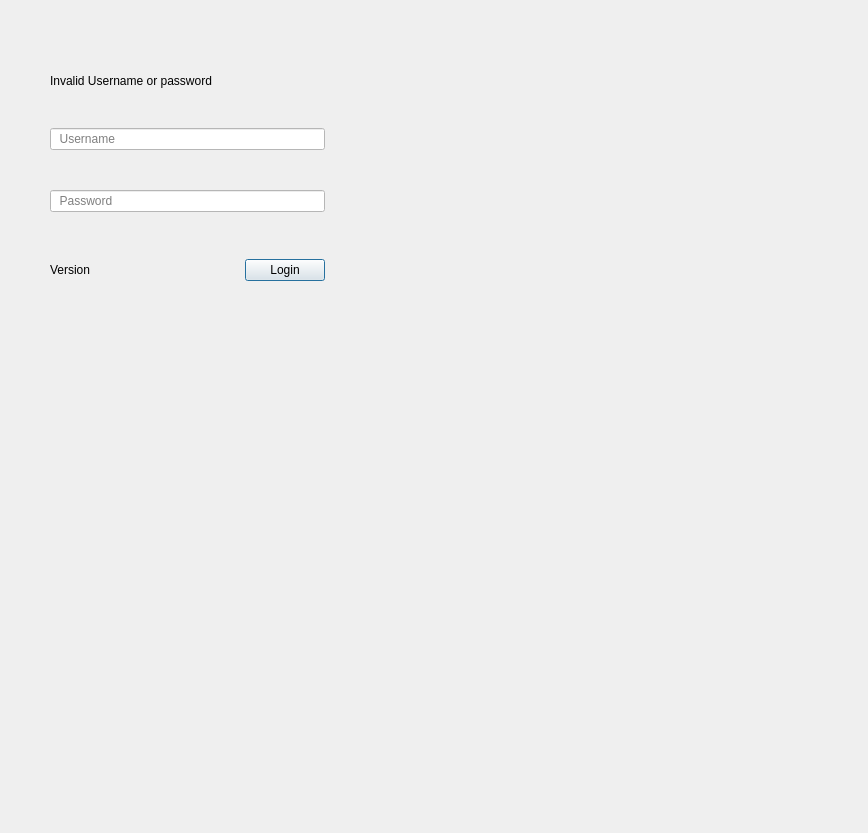
Before: the Qt Designer form Applications/Spire/Source/LoginDialog.ui in spiretrading/nexus, drawn with Qt 5.
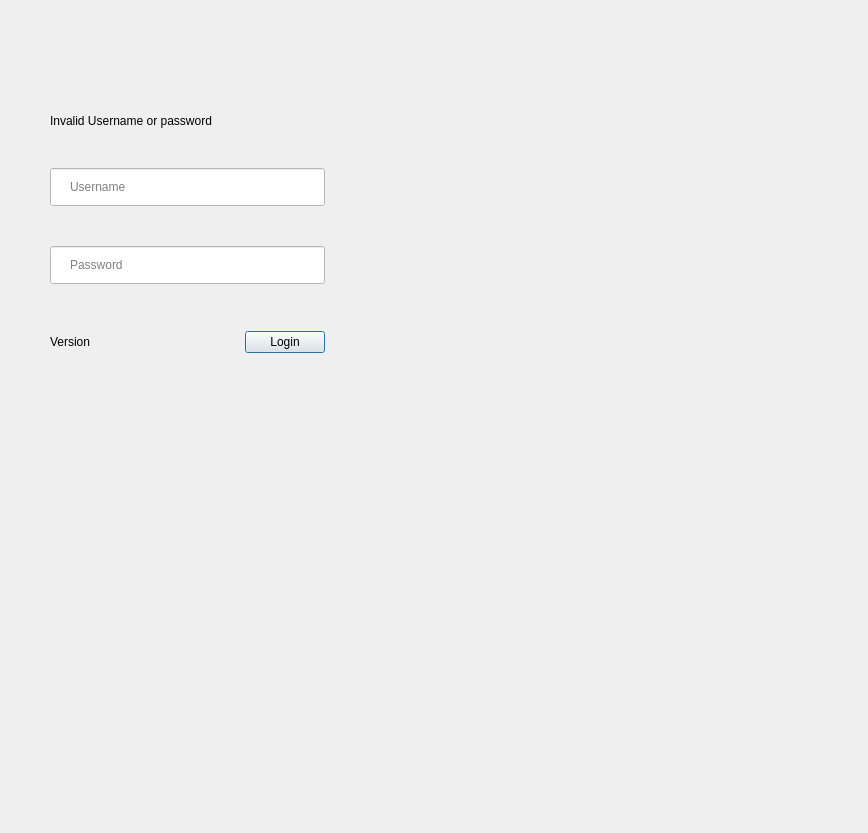
After: the same form once the commit is applied. Icons and pictures are not drawn.

Diff of the .ui file:
```diff
--- a/Applications/Spire/Source/LoginDialog.ui
+++ b/Applications/Spire/Source/LoginDialog.ui
@@ -116,6 +116,22 @@
              </property>
             </widget>
            </item>
+           <item>
+            <spacer name="m_spireLogoInvalidSpacer">
+             <property name="orientation">
+              <enum>Qt::Vertical</enum>
+             </property>
+             <property name="sizeType">
+              <enum>QSizePolicy::Fixed</enum>
+             </property>
+             <property name="sizeHint" stdset="0">
+              <size>
+               <width>20</width>
+               <height>40</height>
+              </size>
+             </property>
+            </spacer>
+           </item>
            <item>
             <widget class="QLabel" name="m_invalidLabel">
              <property name="layoutDirection">
@@ -151,7 +167,11 @@
               <string notr="true">background-color: rgb(255, 255, 255);
 color: rgb(168, 168, 168);
 color: rgb(0, 0, 0);
-font: 10pt &quot;Roboto&quot;;</string>
+font: 10pt &quot;Roboto&quot;;
+padding-left:17;
+padding-top:10; 
+padding-bottom:10; 
+padding-right:10</string>
              </property>
              <property name="inputMask">
               <string/>
@@ -160,7 +180,7 @@
               <string/>
              </property>
              <property name="placeholderText">
-              <string>  Username</string>
+              <string>Username</string>
              </property>
             </widget>
            </item>
@@ -187,13 +207,16 @@
 font: 10pt &quot;Roboto&quot;;
 color: rgb(168, 168, 168);
 color: rgb(0, 0, 0);
-</string>
+padding-left:17;
+padding-top:10; 
+padding-bottom:10; 
+padding-right:10</string>
              </property>
              <property name="text">
               <string/>
              </property>
              <property name="placeholderText">
-              <string>  Password</string>
+              <string>Password</string>
              </property>
             </widget>
            </item>
```
